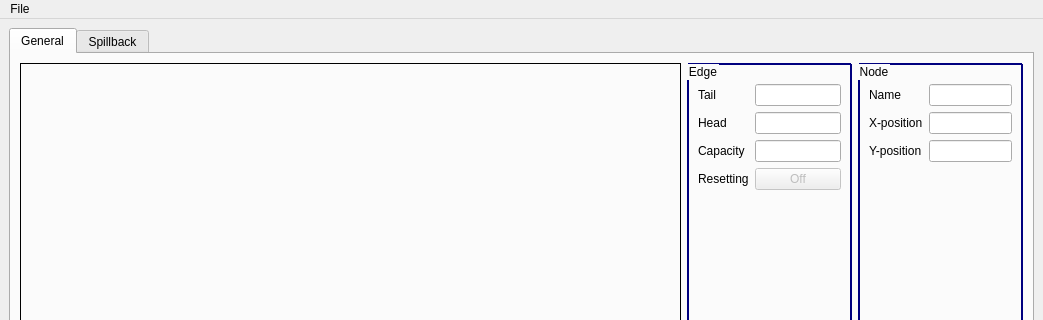
Qt form source/ui/thinFlow_mainWdw.ui (LeonSering/NashFlowComputation) before a commit; both pictures show x 0 to 1043 and y 0 to 320 of the 1043 by 991 pixel window.
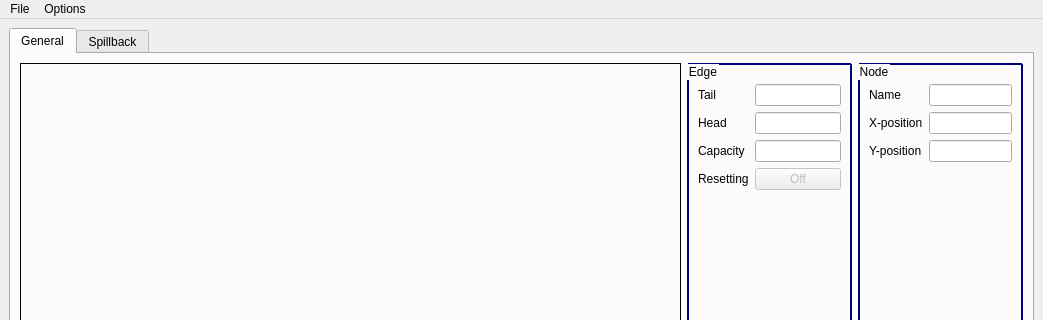
The same form after that commit.

Patch:
```diff
--- a/source/ui/thinFlow_mainWdw.ui
+++ b/source/ui/thinFlow_mainWdw.ui
@@ -508,7 +508,15 @@
     <addaction name="actionSave_Thinflow"/>
     <addaction name="actionExit"/>
    </widget>
+   <widget class="QMenu" name="menuOptions">
+    <property name="title">
+     <string>Options</string>
+    </property>
+    <addaction name="actionOpen_NashFlowComputation"/>
+    <addaction name="actionMove_current_graph_to_NashFlowComputation"/>
+   </widget>
    <addaction name="menuFile"/>
+   <addaction name="menuOptions"/>
   </widget>
   <action name="actionNew_graph">
    <property name="text">
```
Left out of the diff: 10 changed lines with no effect on the pictures.
